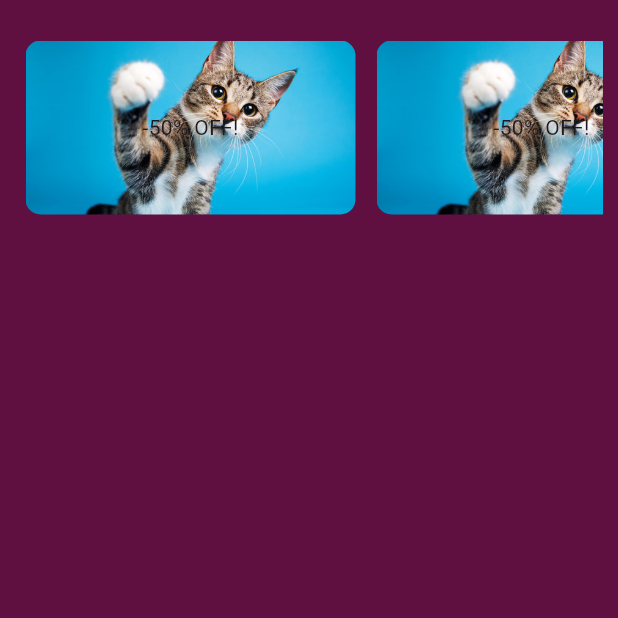
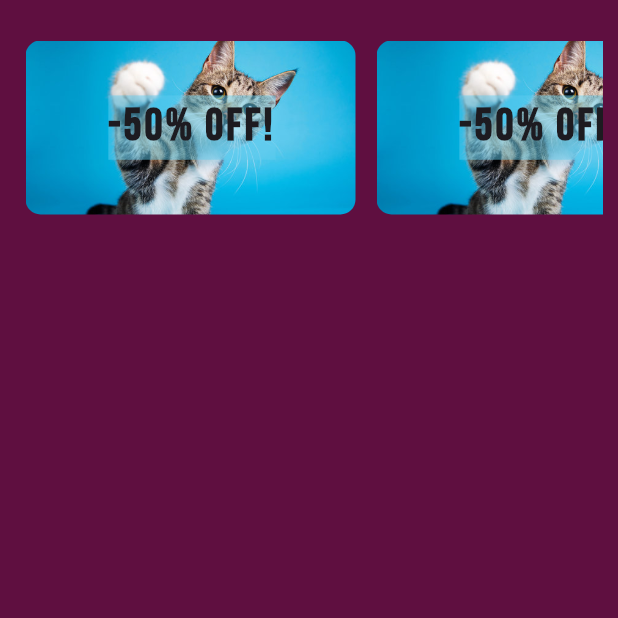
Before and after one commit to Ciapek117/PurrfectShopApp, a Flutter app: the HomePage screen opened by its route, on a phone screen of 412 x 824 dp, the top half of it. Run offline on Flutter 3.47's test engine with Material 3 defaults, Android fonts, the phone set to English and light mode, and no system bars; our stand-ins replace firebase_auth, firebase_core, google_fonts, google_nav_bar; accounts and stored records are empty.

Commit message:
Made full customizable widget

```diff
--- a/lib/pages/home_page.dart
+++ b/lib/pages/home_page.dart
@@ -18,7 +18,11 @@ class HomePage extends StatelessWidget {
                 child: ListView.builder(
                   itemCount: 5,
                   scrollDirection: Axis.horizontal,
-                  itemBuilder: (context, index) => CustomTile())),
+                  itemBuilder: (context, index) => CustomTile(
+                      backgroundColor: Color(0xFF61ccee).withOpacity(0.5),
+                      text: '-50% OFF!',
+                      imagePath: 'images/images_for_tiles/kot1.jpg',
+                  ))),
           ),
 
           const SizedBox(height: 20),
--- a/lib/widgets/custom_tile.dart
+++ b/lib/widgets/custom_tile.dart
@@ -1,21 +1,32 @@
 import 'package:flutter/material.dart';
+import 'package:google_fonts/google_fonts.dart';
 
 class CustomTile extends StatelessWidget {
-  const CustomTile({super.key});
+  final Color backgroundColor;
+  final String text;
+  final String imagePath;
+
+  CustomTile({super.key, required this.backgroundColor, required this.text, required this.imagePath});
 
   @override
   Widget build(BuildContext context) {
     return Container(
-      child: Center(child: Text('-50% OFF!', )),//style: GoogleFonts.,)),
       width: 220,
       decoration: BoxDecoration(
         borderRadius: BorderRadius.circular(10),
         image: DecorationImage(
-          image: AssetImage('images/images_for_tiles/kot1.jpg'),
+          image: AssetImage(imagePath),
           fit: BoxFit.cover)),
 
       padding: EdgeInsets.all(20),
       margin: EdgeInsets.all(7),
+      child: Center(child: Text(text,style: GoogleFonts.bebasNeue(textStyle: TextStyle(
+        fontSize: 30,
+        fontWeight: FontWeight.w800,
+        backgroundColor: backgroundColor,
+        letterSpacing: 2,
+
+      )))),
     );
 
 
```
